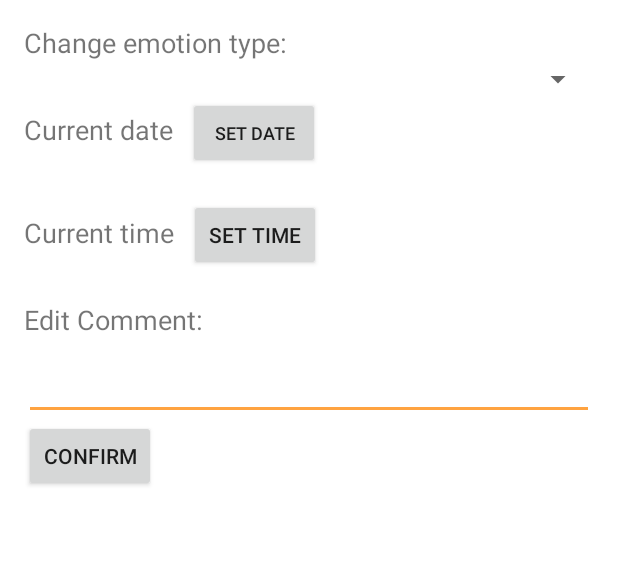
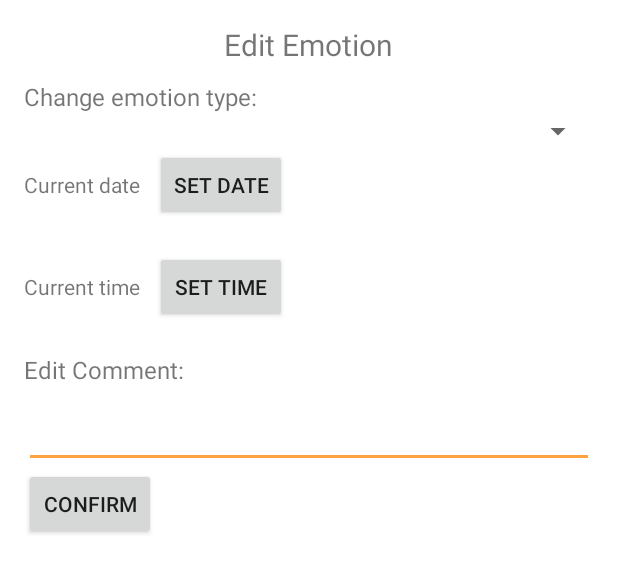
Before and after one commit to VeronicaSalm/vsalm-FeelsBook, an Android app: the layout edit_comment.xml on its own in the app's theme, with its tools: preview values and no code run, on a phone screen of 412 x 824 dp. Shown: the top 573 px of the screen. Run offline under Robolectric (Android 15) with nearby library versions, the phone set to English and light mode, and no system bars.

Commit message:
Tweaked UI a bit more

```diff
--- a/app/src/main/res/layout/edit_comment.xml
+++ b/app/src/main/res/layout/edit_comment.xml
@@ -7,11 +7,24 @@
     android:padding="16dp"
     android:orientation="vertical">
 
+    <RelativeLayout
+        android:layout_width="match_parent"
+        android:layout_height="wrap_content">
+
     <TextView
         android:layout_width="wrap_content"
         android:layout_height="wrap_content"
-        android:text="Change emotion type:          "
-        android:textSize="18sp" />
+        android:layout_centerInParent="true"
+        android:paddingBottom="10dp"
+        android:text="Edit Emotion"
+        android:textSize="20sp" />
+    </RelativeLayout>
+
+    <TextView
+        android:layout_width="wrap_content"
+        android:layout_height="wrap_content"
+        android:text="Change emotion type:                  "
+        android:textSize="16sp" />
 
     <Spinner
         android:id="@+id/emotions_spinner"
@@ -34,18 +47,18 @@
 
         <TextView
             android:id="@+id/date_text"
-            android:paddingRight="10dp"
             android:layout_width="wrap_content"
             android:layout_height="wrap_content"
+            android:paddingRight="10dp"
             android:text="Current date"
-            android:textSize="18sp" />
+            android:textSize="14sp" />
 
         <Button
             android:id="@+id/date_button"
             android:layout_width="wrap_content"
             android:layout_height="wrap_content"
             android:text="Set Date"
-            android:textSize="12sp" />
+            android:textSize="14sp" />
 
     </LinearLayout>
 
@@ -56,13 +69,13 @@
         android:paddingBottom="20dp"
         android:orientation="horizontal">
 
-    <TextView
-        android:id="@+id/time_text"
-        android:paddingRight="10dp"
-        android:layout_width="wrap_content"
-        android:layout_height="wrap_content"
-        android:text="Current time"
-        android:textSize="18sp" />
+        <TextView
+            android:id="@+id/time_text"
+            android:layout_width="wrap_content"
+            android:layout_height="wrap_content"
+            android:paddingRight="10dp"
+            android:text="Current time"
+            android:textSize="14sp" />
 
         <Button
             android:id="@+id/time_button"
@@ -79,7 +92,7 @@
         android:layout_width="wrap_content"
         android:layout_height="wrap_content"
         android:text="Edit Comment:"
-        android:textSize="18sp" />
+        android:textSize="16sp" />
 
 
 
```
Also changed, not shown: app/src/main/java/com/example/veronica/vsalm_feelsbook/Emotion.java (+11 -0 lines), app/src/main/java/com/example/veronica/vsalm_feelsbook/ViewHistoryActivity.java (+23 -0 lines).
